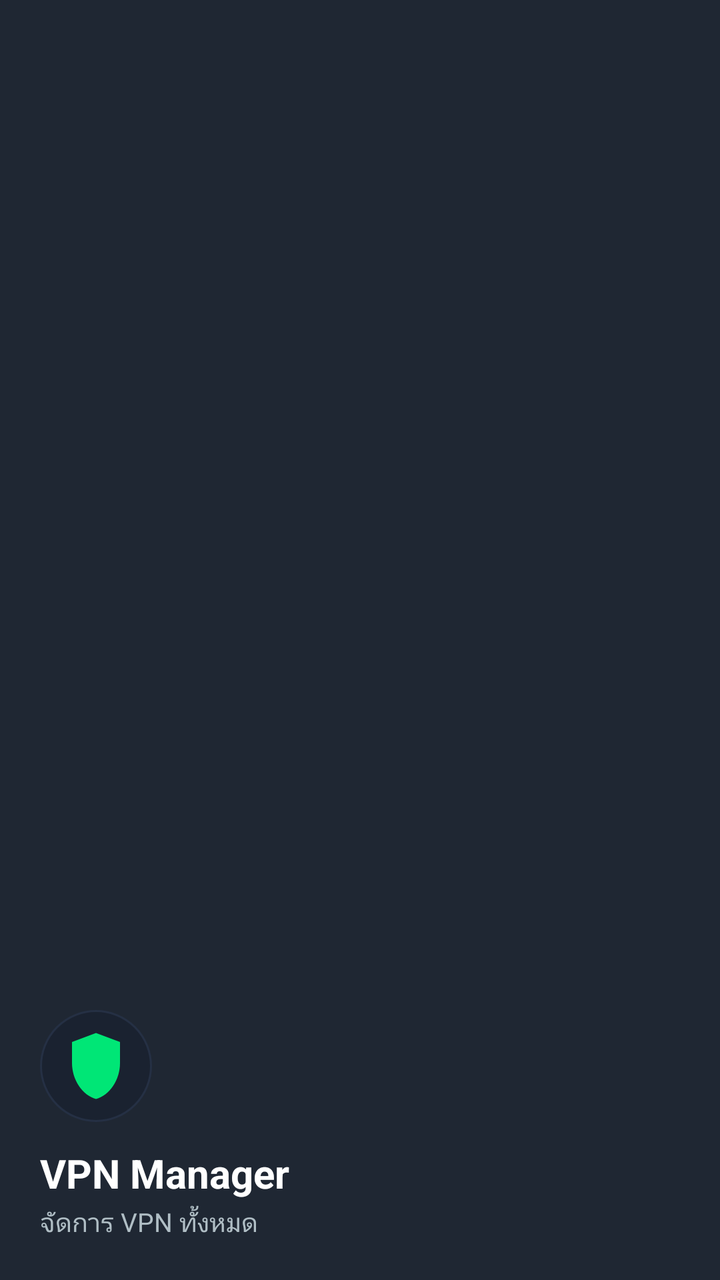
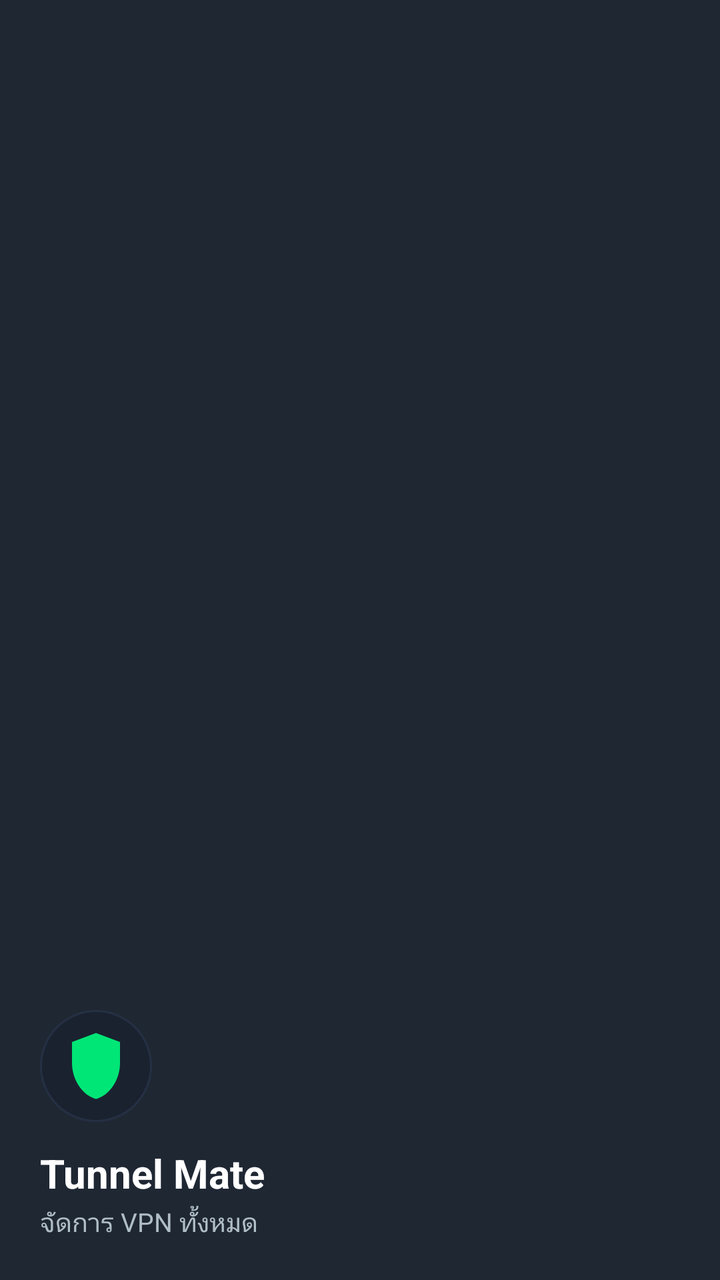

Two renders of the same Android screen: before a commit and after it. Below are the layout's source before the change and the commit's diff.
<!-- AndroidManifest.xml: application theme Theme.MyApp -->
<!-- res/layout/nav_header_connection.xml -->
<?xml version="1.0" encoding="utf-8"?>
<LinearLayout xmlns:android="http://schemas.android.com/apk/res/android"
    xmlns:app="http://schemas.android.com/apk/res-auto"
    android:layout_width="match_parent"
    android:layout_height="180dp"
    android:background="#1F2733"
    android:gravity="bottom"
    android:orientation="vertical"
    android:padding="20dp">

    <ImageView
        android:layout_width="56dp"
        android:layout_height="56dp"
        android:background="@drawable/bg_circle"
        android:padding="10dp"
        android:src="@drawable/ic_vpn"
        app:tint="#00E676" />

    <TextView
        android:layout_width="wrap_content"
        android:layout_height="wrap_content"
        android:layout_marginTop="12dp"
        android:text="VPN Manager"
        android:textColor="#FFFFFF"
        android:textSize="20sp"
        android:textStyle="bold" />

    <TextView
        android:id="@+id/navSubtitle"
        android:layout_width="wrap_content"
        android:layout_height="wrap_content"
        android:layout_marginTop="2dp"
        android:text="จัดการ VPN ทั้งหมด"
        android:textColor="#B0BEC5"
        android:textSize="13sp" />
</LinearLayout>
<!-- resources referenced by this layout -->
<resources>
  <!-- drawable bg_circle (drawable) -->
  <?xml version="1.0" encoding="utf-8"?>
  <shape xmlns:android="http://schemas.android.com/apk/res/android"
      android:shape="oval">
      <solid android:color="#1A2230" />
      <stroke
          android:width="1dp"
          android:color="#253044" />
  </shape>
  <!-- drawable ic_vpn (drawable) -->
  <?xml version="1.0" encoding="utf-8"?>
  <vector xmlns:android="http://schemas.android.com/apk/res/android"
      android:width="24dp"
      android:height="24dp"
      android:viewportWidth="24"
      android:viewportHeight="24">
      
      <path
          android:fillColor="#00E676"
          android:pathData="M12,1 L4,4 L4,11 C4,16.55 7.41,21.74 12,23 C16.59,21.74 20,16.55 20,11 L20,4 Z" />
      
      <path
          android:fillColor="#0D1117"
          android:pathData="M10.5,14.5 L8,12 L6.5,13.5 L10.5,17.5 L17.5,10.5 L16,9 Z" />
  </vector>
  <style name="Theme.MyApp" parent="Theme.Material3.DayNight.NoActionBar">
          <item name="colorPrimary">@color/md_theme_primary</item>
  
          
          <item name="android:statusBarColor" tools:targetApi="l">?attr/colorPrimaryVariant</item>
          <item name="android:windowLightStatusBar" tools:targetApi="m">true</item>
  
          
          <item name="android:navigationBarColor" tools:targetApi="l">#FFFFFF</item>
          <item name="android:windowLightNavigationBar" tools:targetApi="o_mr1">true</item>
      </style>
  <color name="md_theme_primary">#6750A4</color>
</resources>

<!-- the commit's change to res/layout/nav_header_connection.xml (unified diff, before → after) -->
@@ -20,7 +20,7 @@
         android:layout_width="wrap_content"
         android:layout_height="wrap_content"
         android:layout_marginTop="12dp"
-        android:text="VPN Manager"
+        android:text="Tunnel Mate"
         android:textColor="#FFFFFF"
         android:textSize="20sp"
         android:textStyle="bold" />
